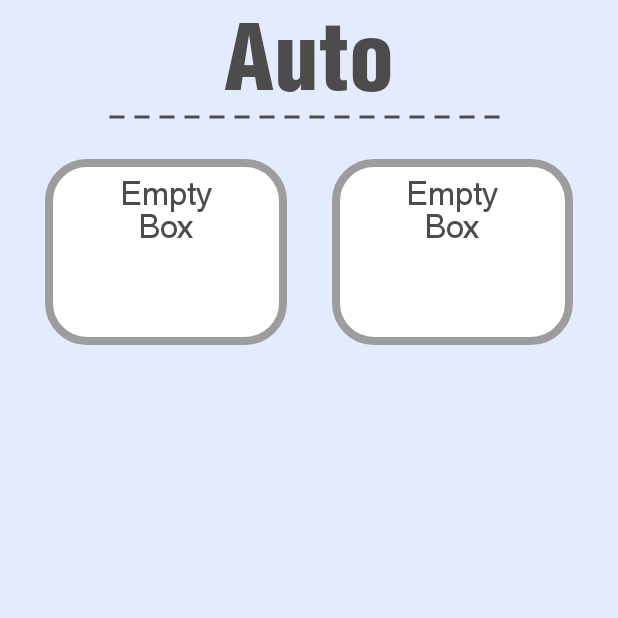
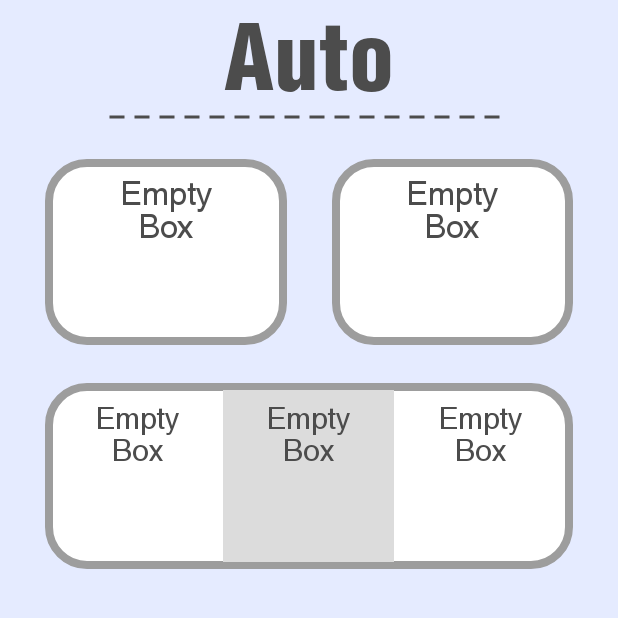
Before and after one commit to MintyLuve/Game-FRO-Scouting, an Android app: the AutoActivity screen opened directly, with no data from a screen before it, on a phone screen of 412 x 824 dp, the top half of it. Run offline under Robolectric (Android 15) with nearby library versions, the phone set to English and light mode, and no system bars.

Commit message:
Added long box with grey center

```diff
--- a/app/src/main/java/com/fro/gamefroscouting/MainActivity.java
+++ b/app/src/main/java/com/fro/gamefroscouting/MainActivity.java
@@ -6,7 +6,6 @@ import android.content.Intent;
 import android.os.Bundle;
 import android.view.View;
 import android.widget.Button;
-import android.widget.ImageButton;
 
 public class MainActivity extends AppCompatActivity {
 
--- /dev/null
+++ b/app/src/main/res/drawable/long_box.xml
@@ -0,0 +1,13 @@
+<?xml version="1.0" encoding="utf-8"?>
+<shape xmlns:android="http://schemas.android.com/apk/res/android">
+    <solid android:color="@color/white"/>
+    <stroke android:color="@color/outlineGrey"
+        android:width="5dp"/>
+    <corners android:radius="25dp"/>
+    <padding android:left="5dp"
+        android:right="5dp"
+        android:bottom="5dp"
+        android:top="5dp"/>
+    <size android:width="373dp"
+        android:height="124.5dp"/>
+</shape>
--- /dev/null
+++ b/app/src/main/res/drawable/mid_long_box.xml
@@ -0,0 +1,10 @@
+<?xml version="1.0" encoding="utf-8"?>
+<shape xmlns:android="http://schemas.android.com/apk/res/android">
+    <solid android:color="@color/lightGrey"/>
+    <padding android:left="5dp"
+        android:right="5dp"
+        android:bottom="5dp"
+        android:top="5dp"/>
+    <size android:width="128dp"
+        android:height="124.5dp"/>
+</shape>
--- a/app/src/main/res/layout/activity_auto.xml
+++ b/app/src/main/res/layout/activity_auto.xml
@@ -23,10 +23,10 @@
     <LinearLayout
         android:orientation="horizontal"
         android:layout_width="match_parent"
+        android:layout_height="124dp"
         android:weightSum="2"
         android:paddingLeft="30dp"
         android:paddingRight="30dp"
-        android:layout_height="124dp"
         android:layout_marginTop="25dp">
 
         <TextView
@@ -51,5 +51,36 @@
 
     </LinearLayout>
 
+    <LinearLayout
+        android:layout_width="match_parent"
+        android:layout_height="124dp"
+        android:layout_marginTop="25dp"
+        android:layout_marginLeft="30dp"
+        android:layout_marginRight="30dp"
+        android:layout_gravity="center_horizontal"
+        android:background="@drawable/long_box"
+        android:weightSum="3">
+        <TextView
+            android:layout_width="0dp"
+            android:layout_height="match_parent"
+            android:layout_weight="1"
+            style="@style/long_box_text"
+            android:text="@string/default_text"/>
+        <TextView
+            android:layout_width="0dp"
+            android:layout_height="match_parent"
+            android:background="@drawable/mid_long_box"
+            android:layout_weight="1"
+            style="@style/long_box_text"
+            android:text="@string/default_text"/>
+        <TextView
+            android:layout_width="0dp"
+            android:layout_height="match_parent"
+            android:layout_weight="1"
+            style="@style/long_box_text"
+            android:text="@string/default_text"/>
+    </LinearLayout>
+
+
 
 </LinearLayout>
--- a/app/src/main/res/values/colors.xml
+++ b/app/src/main/res/values/colors.xml
@@ -2,6 +2,7 @@
 <resources>
     <color name="black">#FF000000</color>
     <color name="white">#FFFFFFFF</color>
+    <color name="lightGrey">#DCDCDC</color>
     <color name="outlineGrey">#9D9D9D</color>
     <color name="textGrey">#4C4C4C</color>
     <color name="lightBlue">#E5EBFF</color>
--- a/app/src/main/res/values/themes.xml
+++ b/app/src/main/res/values/themes.xml
@@ -19,6 +19,18 @@
         <item name="android:lineHeight" tools:ignore="NewApi">32sp</item>
     </style>
 
+    <style name="long_box_text" parent="Widget.AppCompat.TextView">
+        <item name="android:paddingBottom">60dp</item>
+        <item name="android:paddingTop">7dp</item>
+        <item name="android:paddingRight">10dp</item>
+        <item name="android:paddingLeft">10dp</item>
+        <item name="android:gravity">center_horizontal|top</item>
+        <item name="android:textColor">@color/textGrey</item>
+        <item name="fontFamily">@font/helvetica</item>
+        <item name="android:textSize">20sp</item>
+        <item name="android:lineHeight" tools:ignore="NewApi">30sp</item>
+    </style>
+
     <style name="header_text_dark" parent="Widget.AppCompat.TextView">
         <item name="android:textSize">60sp</item>
         <item name="android:gravity">center_horizontal</item>
```
